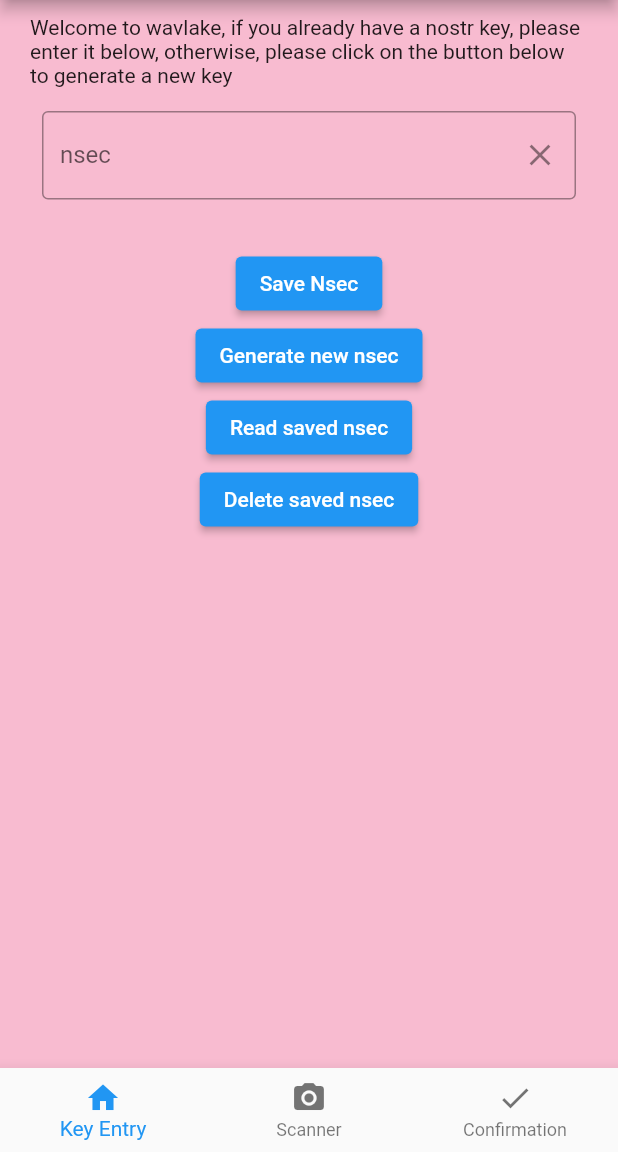
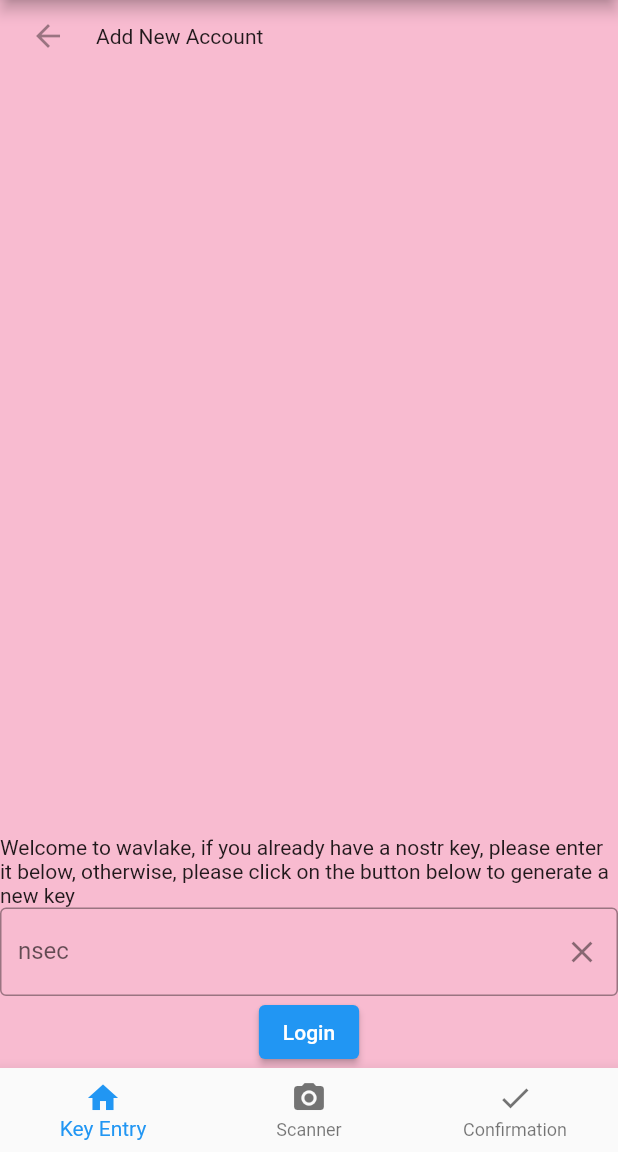
Before and after one commit to wavlake/watermelon, a Flutter app: the screen it shows after launch, on a phone screen of 412 x 824 dp, the part 84-1236 px from its top. Run offline on Flutter 3.47's test engine with Material 2 defaults, Android fonts, the phone set to English and light mode, and no system bars; our stand-ins replace flutter_secure_storage; missing offline and left inert: mobile_scanner, nostr_tools.

Commit message:
new key entry design

```diff
--- a/lib/main.dart
+++ b/lib/main.dart
@@ -49,7 +49,7 @@ class _MyHomePageState extends State<_MyHomePage> {
         page = const KeyEntryScreen();
         break;
       case 1:
-        page = ScannerScreen();
+        page = const ScannerScreen();
         break;
       case 2:
         page = const SigningScreen();
--- a/lib/screens/key_entry_screen.dart
+++ b/lib/screens/key_entry_screen.dart
@@ -2,7 +2,6 @@ import 'package:flutter/material.dart';
 import 'package:provider/provider.dart';
 
 import '../model/profile.dart';
-
 
 class KeyEntryScreen extends StatelessWidget {
   const KeyEntryScreen({super.key});
@@ -19,17 +18,23 @@ class KeyEntryScreen extends StatelessWidget {
       ),
       body: Form(
           key: appState.formKey,
-        child: Padding(
-            padding: const EdgeInsets.symmetric(horizontal: 20, vertical: 10),
           child: Column(
             crossAxisAlignment: CrossAxisAlignment.center,
+            mainAxisAlignment: MainAxisAlignment.spaceBetween,
+            children: [
+              const Row(
+                mainAxisAlignment: MainAxisAlignment.start,
+                children: [
+                  TextButton(onPressed: null, child: Icon(Icons.arrow_back)),
+                  Text("Add New Account")
+                ],
+              ),
+              Column(
+                mainAxisAlignment: MainAxisAlignment.center,
                 children: [
                   const Text(
                       "Welcome to wavlake, if you already have a nostr key, please enter it below, otherwise, please click on the button below to generate a new key"),
-                  Padding(
-                    padding:
-                        const EdgeInsets.symmetric(horizontal: 8, vertical: 16),
-                    child: TextFormField(
+                  TextFormField(
                     controller: appState.nsecController,
                     decoration: InputDecoration(
                       border: const OutlineInputBorder(),
@@ -41,79 +46,46 @@ class KeyEntryScreen extends StatelessWidget {
                     ),
                     validator: (value) {
                       if (value == null || value.isEmpty) {
-                          return 'Please enter your nsec';
+                        return 'Key is required';
+                      }
+                      if (!appState.isValidNsec(value)) {
+                        return 'Please enter a valid key';
                       }
 
-                        if (!appState.isValidNsec(value)) return 'Please enter a valid nsec';
                       return null;
                     },
                   ),
-                  ),
-                  Padding(
-                    padding: const EdgeInsets.symmetric(
-                        horizontal: 8, vertical: 16.0),
-                    child: Column(
-                        mainAxisAlignment: MainAxisAlignment.center,
-                        children: [
                   ElevatedButton(
                     onPressed: () {
                       if (appState.formKey.currentState!.validate()) {
                         appState.savePrivateHex();
                       } else {
                         ScaffoldMessenger.of(context).showSnackBar(
-                                  const SnackBar(
-                                    content:
-                                      Text('Error submitting your nsec')
-                                  ),
+                          const SnackBar(content: Text('Invalid Key')),
                         );
                       }
                     },
-                            child: const Text('Save Nsec'),
-                          ),
-                          const SizedBox(
-                            width: 20,
-                          ),
-                          ElevatedButton(
-                            onPressed: appState.generateNewNsec,
-                            child: const Text('Generate new nsec'),
-                          ),
-                          ElevatedButton(
-                            onPressed: appState.readPrivateHex,
-                            child: const Text('Read saved nsec'),
-                          ),
-                          ElevatedButton(
-                            onPressed: appState.deletePrivateHex,
-                            child: const Text('Delete saved nsec'),
-                          ),
-                          // if there is an npub, show it
-                          NpubTextWidget(
-                            appState.npubKey,
-                            key: const Key('npub'),
-                          ),
-                        ]),
+                    child: const Text('Login'),
                   ),
                 ],
-              ))),
+              ),
+            ],
+          )),
     );
   }
 }
 
-  Widget getTextWidgets(List<String> strings, deleteKey)
-  {
+Widget getTextWidgets(List<String> strings, deleteKey) {
   List<Widget> list = List<Widget>.empty(growable: true);
-    for(var i = 0; i < strings.length; i++){
+  for (var i = 0; i < strings.length; i++) {
     var nsec = strings[i];
-      list.add(
-        Row(
-          children: [
-            Text(nsec.substring(0,12)),
+    list.add(Row(children: [
+      Text(nsec.substring(0, 12)),
       ElevatedButton(
         onPressed: () => deleteKey(i),
         child: const Text('Delete'),
       ),
-          ]
-        )
-      );
+    ]));
   }
   return Column(children: list);
 }
```
Lines whose indentation alone changed are shown as unchanged.
